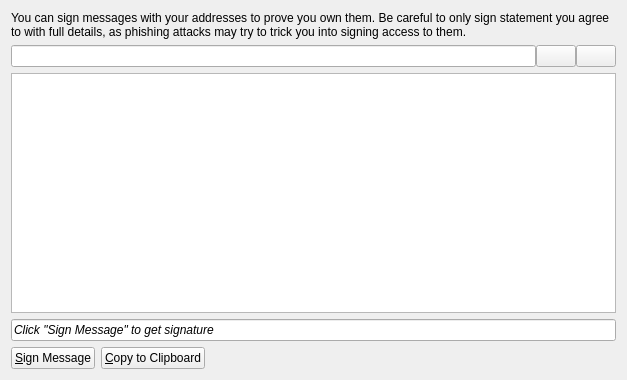
This is src/qt/forms/messagepage.ui in raffermeko/bitcoin as Qt 5 draws it before an edit. The edited form follows.
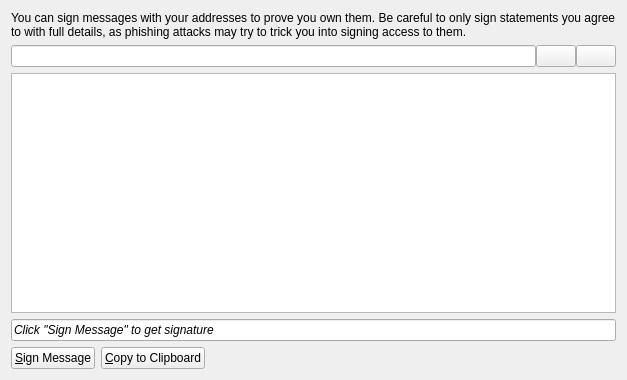
This is the edited form. Icons and pictures are not drawn. Custom widgets are drawn as their Qt base class.

What changed in the file:
```diff
--- a/src/qt/forms/messagepage.ui
+++ b/src/qt/forms/messagepage.ui
@@ -17,7 +17,7 @@
    <item>
     <widget class="QLabel" name="labelExplanation">
      <property name="text">
-      <string>You can sign messages with your addresses to prove you own them. Be careful to only sign statement you agree to with full details, as phishing attacks may try to trick you into signing access to them.</string>
+      <string>You can sign messages with your addresses to prove you own them. Be careful to only sign statements you agree to with full details, as phishing attacks may try to trick you into signing access to them.</string>
      </property>
      <property name="textFormat">
       <enum>Qt::AutoText</enum>
```
